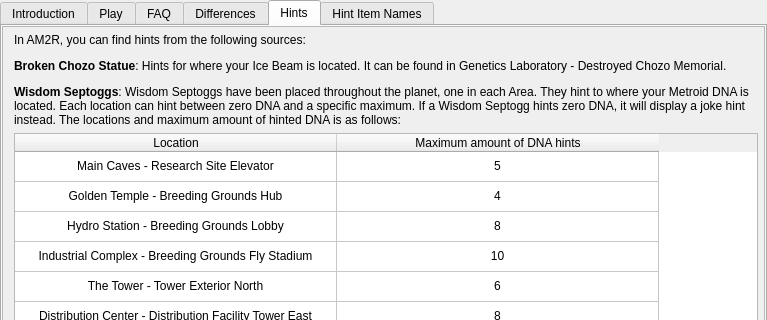
randovania/randovania, file randovania/gui/ui_files/games_tab_am2r_widget.ui: the form before one commit; both pictures show x 0 to 767 and y 0 to 320 of the 767 by 671 pixel window.
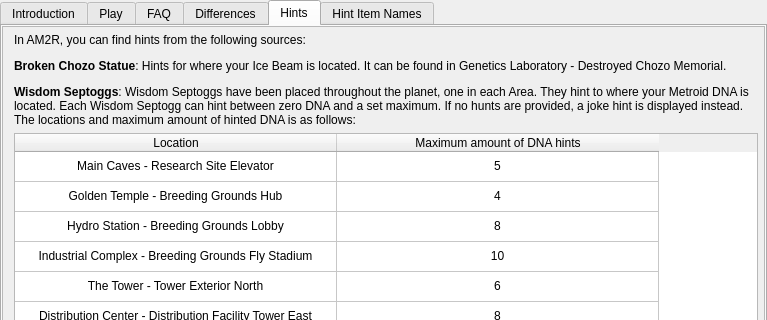
The form after the commit. The open tabs and pages were chosen to show the change. Custom widgets are drawn as their Qt base class.

The edit to the form file:
```diff
--- a/randovania/gui/ui_files/games_tab_am2r_widget.ui
+++ b/randovania/gui/ui_files/games_tab_am2r_widget.ui
@@ -224,7 +224,7 @@
            </sizepolicy>
           </property>
           <property name="text">
-           <string>&lt;html&gt;&lt;head/&gt;&lt;body&gt;&lt;p&gt;In AM2R, you can find hints from the following sources: &lt;/p&gt;&lt;p&gt;&lt;span style=&quot; font-weight:600;&quot;&gt;Broken Chozo Statue&lt;/span&gt;: Hints for where your Ice Beam is located. It can be found in Genetics Laboratory - Destroyed Chozo Memorial. &lt;/p&gt;&lt;p&gt;&lt;span style=&quot; font-weight:600;&quot;&gt;Wisdom Septoggs&lt;/span&gt;: Wisdom Septoggs have been placed throughout the planet, one in each Area. They hint to where your Metroid DNA is located. Each location can hint between zero DNA and a specific maximum. If a Wisdom Septogg hints zero DNA, it will display a joke hint instead. The locations and maximum amount of hinted DNA is as follows:&lt;/p&gt;&lt;/body&gt;&lt;/html&gt;</string>
+           <string>&lt;html&gt;&lt;head/&gt;&lt;body&gt;&lt;p&gt;In AM2R, you can find hints from the following sources: &lt;/p&gt;&lt;p&gt;&lt;span style=&quot; font-weight:600;&quot;&gt;Broken Chozo Statue&lt;/span&gt;: Hints for where your Ice Beam is located. It can be found in Genetics Laboratory - Destroyed Chozo Memorial. &lt;/p&gt;&lt;p&gt;&lt;span style=&quot; font-weight:600;&quot;&gt;Wisdom Septoggs&lt;/span&gt;: Wisdom Septoggs have been placed throughout the planet, one in each Area. They hint to where your Metroid DNA is located. Each Wisdom Septogg can hint between zero DNA and a set maximum. If no hunts are provided, a joke hint is displayed instead. The locations and maximum amount of hinted DNA is as follows:&lt;/p&gt;&lt;/body&gt;&lt;/html&gt;</string>
           </property>
           <property name="textFormat">
            <enum>Qt::MarkdownText</enum>
```
